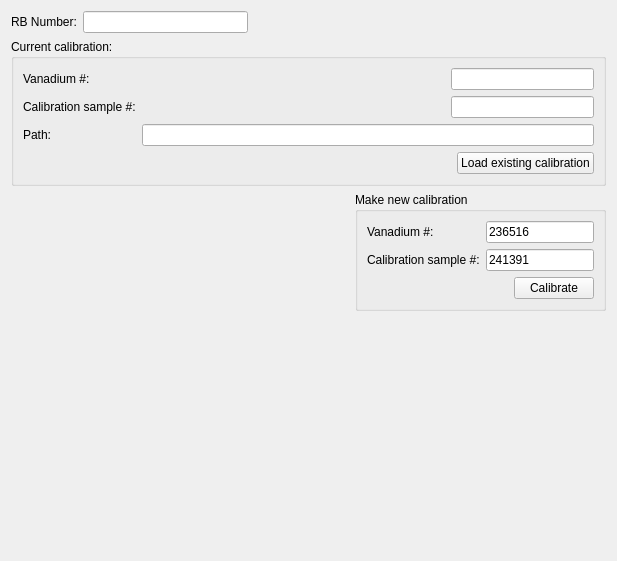
Above: MantidQt/CustomInterfaces/inc/MantidQtCustomInterfaces/EnggDiffraction/EnggDiffractionQtTabCalib.ui from mantidproject/mantid before the change. Below: the same form after it.
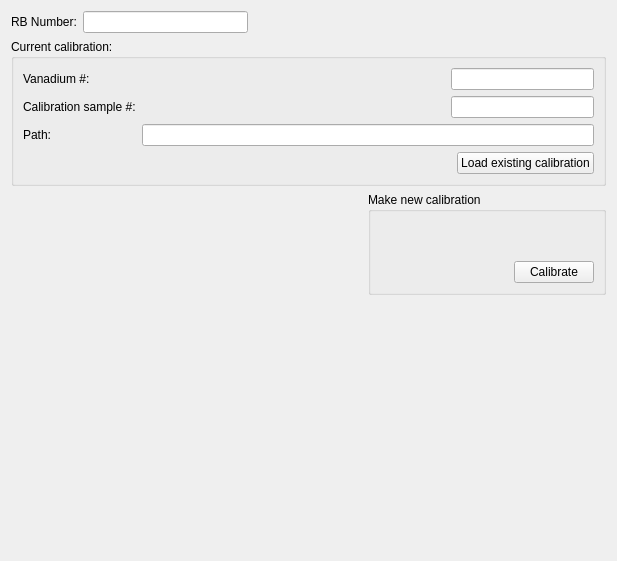
That is the form after the change. Custom widgets are drawn as their Qt base class.

Commit message:
MWRunFile applied for the run numbers on Engg::Calibration tab
Refs #13854

```diff
--- a/MantidQt/CustomInterfaces/inc/MantidQtCustomInterfaces/EnggDiffraction/EnggDiffractionQtTabCalib.ui
+++ b/MantidQt/CustomInterfaces/inc/MantidQtCustomInterfaces/EnggDiffraction/EnggDiffractionQtTabCalib.ui
@@ -168,32 +168,30 @@
         <bool>false</bool>
        </property>
        <layout class="QGridLayout" name="gridLayout">
-        <item row="0" column="0">
-         <widget class="QLabel" name="label_new_vanadium_num">
-          <property name="text">
-           <string>Vanadium #:</string>
-          </property>
-         </widget>
-        </item>
         <item row="0" column="1" colspan="2">
-         <widget class="QLineEdit" name="lineEdit_new_vanadium_num">
-          <property name="text">
-           <string>236516</string>
+         <widget class="MantidQt::MantidWidgets::MWRunFiles" name="lineEdit_new_vanadium_num" native="true">
+          <property name="text" stdset="0">
+           <string>241391</string>
           </property>
-         </widget>
-        </item>
-        <item row="1" column="0">
-         <widget class="QLabel" name="label_new_ceria_num">
-          <property name="text">
-           <string>Calibration sample #:</string>
+          <property name="label" stdset="0">
+           <string>Vanadium #:</string>
+          </property>
+          <property name="multipleFiles" stdset="0">
+           <bool>true</bool>
           </property>
          </widget>
         </item>
         <item row="1" column="1" colspan="2">
-         <widget class="QLineEdit" name="lineEdit_new_ceria_num">
-          <property name="text">
+         <widget class="MantidQt::MantidWidgets::MWRunFiles" name="lineEdit_new_ceria_num" native="true">
+          <property name="text" stdset="0">
            <string>241391</string>
           </property>
+          <property name="label" stdset="0">
+           <string>Calibration sample #:</string>
+          </property>
+          <property name="multipleFiles" stdset="0">
+           <bool>true</bool>
+          </property>
          </widget>
         </item>
         <item row="2" column="0" colspan="2">
@@ -216,6 +214,20 @@
           </property>
          </widget>
         </item>
+        <item row="1" column="0">
+         <widget class="QLabel" name="label_new_ceria_num">
+          <property name="text">
+           <string/>
+          </property>
+         </widget>
+        </item>
+        <item row="0" column="0">
+         <widget class="QLabel" name="label_new_vanadium_num">
+          <property name="text">
+           <string/>
+          </property>
+         </widget>
+        </item>
        </layout>
       </widget>
      </item>
@@ -236,6 +248,13 @@
    </item>
   </layout>
  </widget>
+ <customwidgets>
+  <customwidget>
+   <class>MantidQt::MantidWidgets::MWRunFiles</class>
+   <extends>QWidget</extends>
+   <header>MantidQtMantidWidgets/MWRunFiles.h</header>
+  </customwidget>
+ </customwidgets>
  <resources/>
  <connections/>
 </ui>
```
The commit also changes 1 other file.
